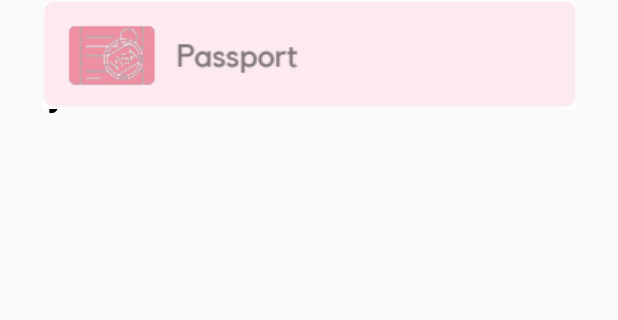
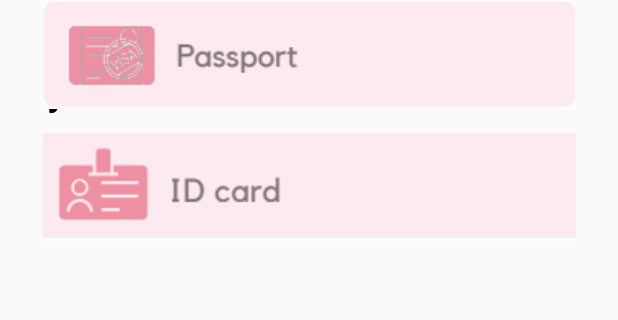
Before and after one commit to ricklepick475/iWipe-Repository, an Android app: the SelectID screen opened directly, with no data from a screen before it, on a phone screen of 412 x 824 dp, the part 132-452 px from its top. Run offline under Robolectric (Android 15) with nearby library versions, the phone set to English and light mode, and no system bars.

Commit message:
2/4 Screens in progress, no push yet

```diff
--- a/app/src/main/res/layout/activity_select_id.xml
+++ b/app/src/main/res/layout/activity_select_id.xml
@@ -65,4 +65,17 @@
         app:layout_constraintTop_toBottomOf="@+id/drivers"
         app:srcCompat="@drawable/passport_template" />
 
+    <ImageButton
+        android:id="@+id/card"
+        android:layout_width="355dp"
+        android:layout_height="74dp"
+        android:layout_marginStart="31dp"
+        android:layout_marginTop="13dp"
+        android:layout_marginEnd="31dp"
+        android:background="@null"
+        app:layout_constraintEnd_toEndOf="parent"
+        app:layout_constraintStart_toStartOf="parent"
+        app:layout_constraintTop_toBottomOf="@+id/passport"
+        app:srcCompat="@drawable/card_template" />
+
 </androidx.constraintlayout.widget.ConstraintLayout>
```
Also changed, not shown: app/src/main/res/drawable/card_template.png (added).
